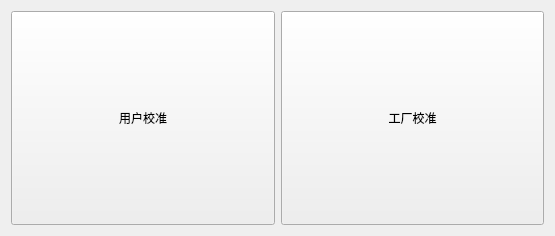
Old version of the form settings/CalibrationMainWin.ui in the repository urielyan/sunDemon.
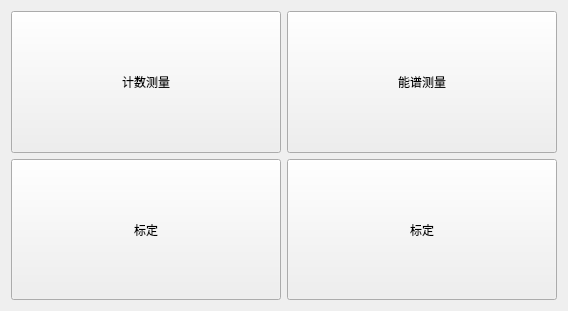
New version of the form.

Diff of the .ui file:
```diff
--- a/settings/CalibrationMainWin.ui
+++ b/settings/CalibrationMainWin.ui
@@ -6,16 +6,16 @@
    <rect>
     <x>0</x>
     <y>0</y>
-    <width>555</width>
-    <height>236</height>
+    <width>568</width>
+    <height>311</height>
    </rect>
   </property>
   <property name="windowTitle">
    <string>Form</string>
   </property>
-  <layout class="QHBoxLayout" name="horizontalLayout">
-   <item>
-    <widget class="QPushButton" name="userCalibration">
+  <layout class="QGridLayout" name="gridLayout">
+   <item row="0" column="0">
+    <widget class="QPushButton" name="countTest">
      <property name="sizePolicy">
       <sizepolicy hsizetype="Minimum" vsizetype="Minimum">
        <horstretch>0</horstretch>
@@ -23,12 +23,12 @@
       </sizepolicy>
      </property>
      <property name="text">
-      <string>用户校准</string>
+      <string>计数测量</string>
      </property>
     </widget>
    </item>
-   <item>
-    <widget class="QPushButton" name="factoryCalibration">
+   <item row="0" column="1">
+    <widget class="QPushButton" name="spectrumTest">
      <property name="sizePolicy">
       <sizepolicy hsizetype="Minimum" vsizetype="Minimum">
        <horstretch>0</horstretch>
@@ -36,7 +36,33 @@
       </sizepolicy>
      </property>
      <property name="text">
-      <string>工厂校准</string>
+      <string>能谱测量</string>
+     </property>
+    </widget>
+   </item>
+   <item row="1" column="0">
+    <widget class="QPushButton" name="calibrationTest">
+     <property name="sizePolicy">
+      <sizepolicy hsizetype="Minimum" vsizetype="Minimum">
+       <horstretch>0</horstretch>
+       <verstretch>0</verstretch>
+      </sizepolicy>
+     </property>
+     <property name="text">
+      <string>标定</string>
+     </property>
+    </widget>
+   </item>
+   <item row="1" column="1">
+    <widget class="QPushButton" name="pushButton_2">
+     <property name="sizePolicy">
+      <sizepolicy hsizetype="Minimum" vsizetype="Minimum">
+       <horstretch>0</horstretch>
+       <verstretch>0</verstretch>
+      </sizepolicy>
+     </property>
+     <property name="text">
+      <string>标定</string>
      </property>
     </widget>
    </item>
```
